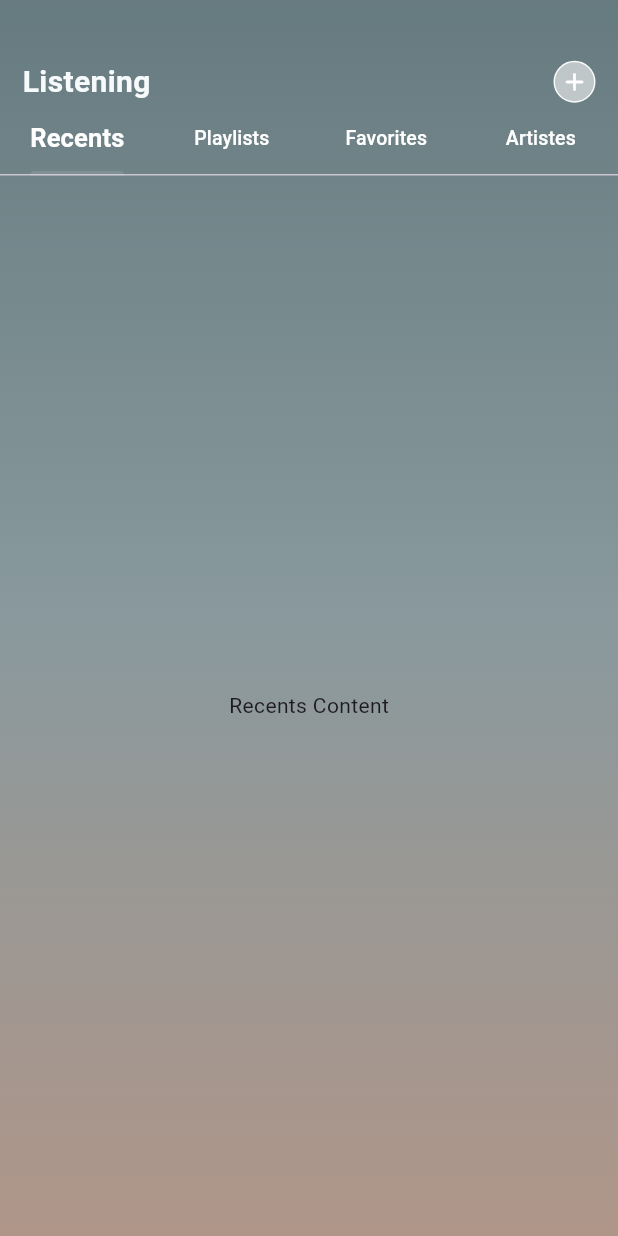
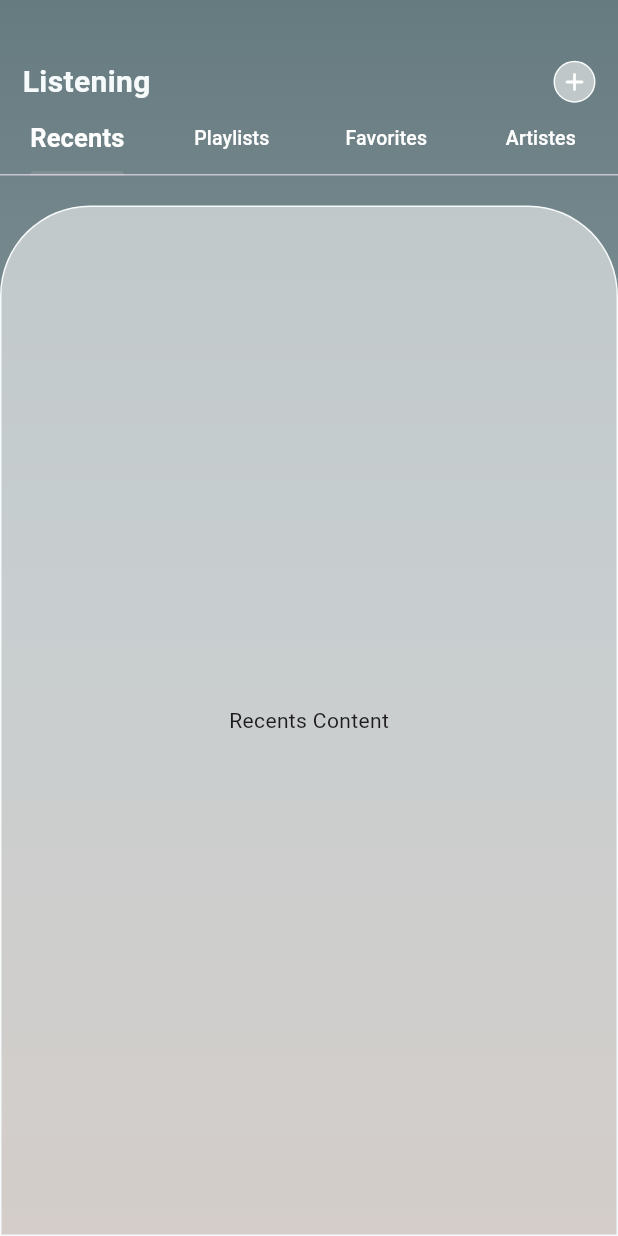
Before and after one commit to kwakyebrilliant/play, a Flutter app: the LibraryPage screen opened directly, on a phone screen of 412 x 824 dp. Run offline on Flutter 3.47's test engine with Material 3 defaults, Android fonts, the phone set to English and light mode, and no system bars.

Commit message:
library updates

```diff
--- a/lib/screens/library/library_page.dart
+++ b/lib/screens/library/library_page.dart
@@ -108,27 +108,87 @@ class _LibraryPageState extends State<LibraryPage> {
                 child: TabBarView(
                   children: [
                     // First tab content
-                    Container(
+                    Padding(
+                      padding: const EdgeInsets.only(top: 20.0),
+                      child: Container(
+                        height: MediaQuery.of(context).size.height,
+                        width: MediaQuery.of(context).size.width,
+                        decoration: BoxDecoration(
+                          color: const Color(0xFFE3E5E5).withOpacity(0.7),
+                          borderRadius: const BorderRadius.vertical(
+                            top: Radius.circular(60.0),
+                          ),
+                          border: Border.all(
+                            width: 1.0,
+                            color: const Color(0xFFF7fAFB),
+                          ),
+                        ),
                         child: Center(
                           child: Text('Recents Content'),
                         ),
                       ),
+                    ),
                     // Second tab content
-                    Container(
+                    Padding(
+                      padding: const EdgeInsets.only(top: 20.0),
+                      child: Container(
+                        height: MediaQuery.of(context).size.height,
+                        width: MediaQuery.of(context).size.width,
+                        decoration: BoxDecoration(
+                          color: const Color(0xFFE3E5E5).withOpacity(0.7),
+                          borderRadius: const BorderRadius.vertical(
+                            top: Radius.circular(60.0),
+                          ),
+                          border: Border.all(
+                            width: 1.0,
+                            color: const Color(0xFFF7fAFB),
+                          ),
+                        ),
                         child: Center(
                           child: Text('Playlists Content'),
                         ),
                       ),
+                    ),
                     // Third tab content
-                    Container(
+                    Padding(
+                      padding: const EdgeInsets.only(top: 20.0),
+                      child: Container(
+                        height: MediaQuery.of(context).size.height,
+                        width: MediaQuery.of(context).size.width,
+                        decoration: BoxDecoration(
+                          color: const Color(0xFFE3E5E5).withOpacity(0.7),
+                          borderRadius: const BorderRadius.vertical(
+                            top: Radius.circular(60.0),
+                          ),
+                          border: Border.all(
+                            width: 1.0,
+                            color: const Color(0xFFF7fAFB),
+                          ),
+                        ),
                         child: Center(
                           child: Text('Favorites Content'),
                         ),
                       ),
+                    ),
                     // Fourth tab content
-                    Container(
+                    Padding(
+                      padding: const EdgeInsets.only(top: 20.0),
+                      child: Container(
+                        height: MediaQuery.of(context).size.height,
+                        width: MediaQuery.of(context).size.width,
+                        decoration: BoxDecoration(
+                          color: const Color(0xFFE3E5E5).withOpacity(0.7),
+                          borderRadius: const BorderRadius.vertical(
+                            top: Radius.circular(60.0),
+                          ),
+                          border: Border.all(
+                            width: 1.0,
+                            color: const Color(0xFFF7fAFB),
+                          ),
+                        ),
                         child: Center(
                           child: Text('Artistes Content'),
+                        ),
                       ),
                     ),
                   ],
```
Lines whose indentation alone changed are shown as unchanged.
